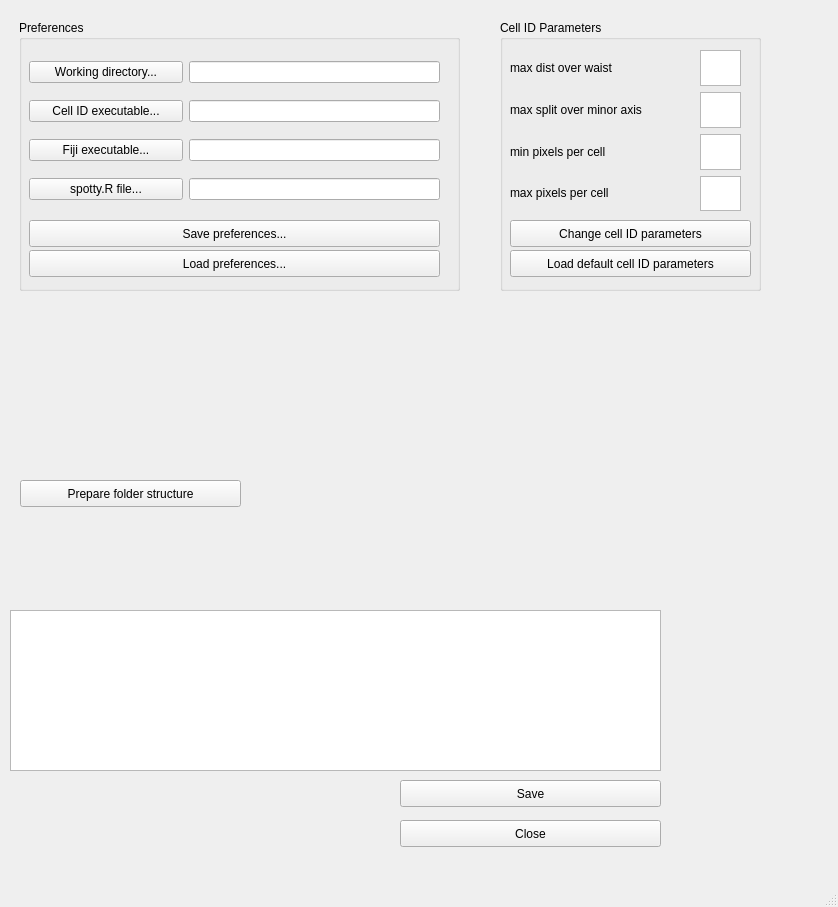
Before: the Qt Designer form src/MainWindow.ui in holzwok/Berufspraktikum, drawn with Qt 5.
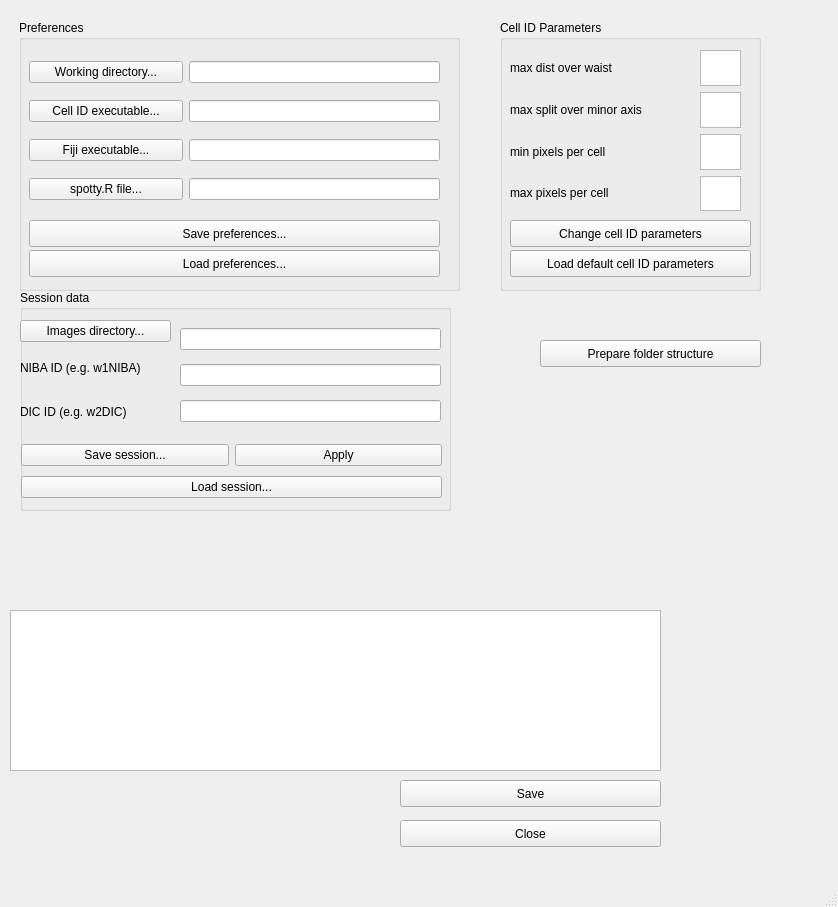
After: the same form once the commit is applied. Icons and pictures are not drawn.

The edit to the form file:
```diff
--- a/src/MainWindow.ui
+++ b/src/MainWindow.ui
@@ -169,8 +169,8 @@
    <widget class="QPushButton" name="prepare_structure">
     <property name="geometry">
      <rect>
-      <x>20</x>
-      <y>480</y>
+      <x>540</x>
+      <y>340</y>
       <width>221</width>
       <height>27</height>
      </rect>
@@ -306,6 +306,116 @@
      </property>
     </widget>
    </widget>
+   <widget class="QGroupBox" name="groupBox_3">
+    <property name="geometry">
+     <rect>
+      <x>20</x>
+      <y>290</y>
+      <width>431</width>
+      <height>221</height>
+     </rect>
+    </property>
+    <property name="title">
+     <string>Session data</string>
+    </property>
+    <widget class="QWidget" name="">
+     <property name="geometry">
+      <rect>
+       <x>0</x>
+       <y>30</y>
+       <width>151</width>
+       <height>111</height>
+      </rect>
+     </property>
+     <layout class="QVBoxLayout" name="verticalLayout_5">
+      <item>
+       <widget class="QPushButton" name="pb_images_directory">
+        <property name="text">
+         <string>Images directory...</string>
+        </property>
+       </widget>
+      </item>
+      <item>
+       <widget class="QLabel" name="label_5">
+        <property name="text">
+         <string>NIBA ID (e.g. w1NIBA)</string>
+        </property>
+       </widget>
+      </item>
+      <item>
+       <widget class="QLabel" name="label_6">
+        <property name="text">
+         <string>DIC ID (e.g. w2DIC)</string>
+        </property>
+       </widget>
+      </item>
+     </layout>
+    </widget>
+    <widget class="QWidget" name="">
+     <property name="geometry">
+      <rect>
+       <x>160</x>
+       <y>30</y>
+       <width>261</width>
+       <height>111</height>
+      </rect>
+     </property>
+     <layout class="QVBoxLayout" name="verticalLayout_6">
+      <item>
+       <widget class="QLineEdit" name="le_images_directory">
+        <property name="font">
+         <font>
+          <pointsize>8</pointsize>
+         </font>
+        </property>
+       </widget>
+      </item>
+      <item>
+       <widget class="QLineEdit" name="le_niba_id"/>
+      </item>
+      <item>
+       <widget class="QLineEdit" name="le_dic_id"/>
+      </item>
+     </layout>
+    </widget>
+    <widget class="QWidget" name="">
+     <property name="geometry">
+      <rect>
+       <x>1</x>
+       <y>150</y>
+       <width>421</width>
+       <height>64</height>
+      </rect>
+     </property>
+     <layout class="QVBoxLayout" name="verticalLayout_7">
+      <item>
+       <layout class="QHBoxLayout" name="horizontalLayout">
+        <item>
+         <widget class="QPushButton" name="pb_save_session">
+          <property name="text">
+           <string>Save session...</string>
+          </property>
+         </widget>
+        </item>
+        <item>
+         <widget class="QPushButton" name="pb_apply_session">
+          <property name="text">
+           <string>Apply</string>
+          </property>
+         </widget>
+        </item>
+       </layout>
+      </item>
+      <item>
+       <widget class="QPushButton" name="pb_load_session">
+        <property name="text">
+         <string>Load session...</string>
+        </property>
+       </widget>
+      </item>
+     </layout>
+    </widget>
+   </widget>
   </widget>
   <widget class="QMenuBar" name="menubar">
    <property name="geometry">
```
